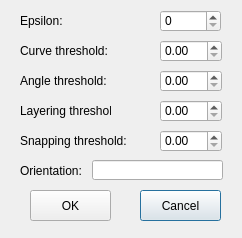
The window that LEGO/CurveRightAngleOptionDialog.ui (xwzhangcs/LEGO) describes before a commit, drawn with Qt 5.
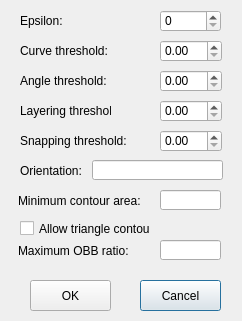
The same window after the commit.

The edit to the form file:
```diff
--- a/LEGO/CurveRightAngleOptionDialog.ui
+++ b/LEGO/CurveRightAngleOptionDialog.ui
@@ -7,7 +7,7 @@
     <x>0</x>
     <y>0</y>
     <width>242</width>
-    <height>238</height>
+    <height>321</height>
    </rect>
   </property>
   <property name="windowTitle">
@@ -96,7 +96,7 @@
    <property name="geometry">
     <rect>
      <x>140</x>
-     <y>190</y>
+     <y>280</y>
      <width>81</width>
      <height>31</height>
     </rect>
@@ -122,7 +122,7 @@
    <property name="geometry">
     <rect>
      <x>30</x>
-     <y>190</y>
+     <y>280</y>
      <width>81</width>
      <height>31</height>
     </rect>
@@ -180,6 +180,71 @@
     <set>Qt::AlignRight|Qt::AlignTrailing|Qt::AlignVCenter</set>
    </property>
   </widget>
+  <widget class="QLabel" name="label_7">
+   <property name="geometry">
+    <rect>
+     <x>18</x>
+     <y>190</y>
+     <width>131</width>
+     <height>21</height>
+    </rect>
+   </property>
+   <property name="text">
+    <string>Minimum contour area:</string>
+   </property>
+  </widget>
+  <widget class="QLineEdit" name="lineEditMinContourArea">
+   <property name="geometry">
+    <rect>
+     <x>160</x>
+     <y>190</y>
+     <width>61</width>
+     <height>20</height>
+    </rect>
+   </property>
+   <property name="alignment">
+    <set>Qt::AlignRight|Qt::AlignTrailing|Qt::AlignVCenter</set>
+   </property>
+  </widget>
+  <widget class="QCheckBox" name="checkBoxAllowTriangleContour">
+   <property name="geometry">
+    <rect>
+     <x>20</x>
+     <y>220</y>
+     <width>131</width>
+     <height>17</height>
+    </rect>
+   </property>
+   <property name="text">
+    <string>Allow triangle contour</string>
+   </property>
+  </widget>
+  <widget class="QLabel" name="label_8">
+   <property name="geometry">
+    <rect>
+     <x>18</x>
+     <y>240</y>
+     <width>131</width>
+     <height>21</height>
+    </rect>
+   </property>
+   <property name="text">
+    <string>Maximum OBB ratio:</string>
+   </property>
+  </widget>
+  <widget class="QLineEdit" name="lineEditMaxOBBRatio">
+   <property name="geometry">
+    <rect>
+     <x>160</x>
+     <y>240</y>
+     <width>61</width>
+     <height>20</height>
+    </rect>
+   </property>
+   <property name="alignment">
+    <set>Qt::AlignRight|Qt::AlignTrailing|Qt::AlignVCenter</set>
+   </property>
+  </widget>
  </widget>
  <layoutdefault spacing="6" margin="11"/>
  <resources/>
```
